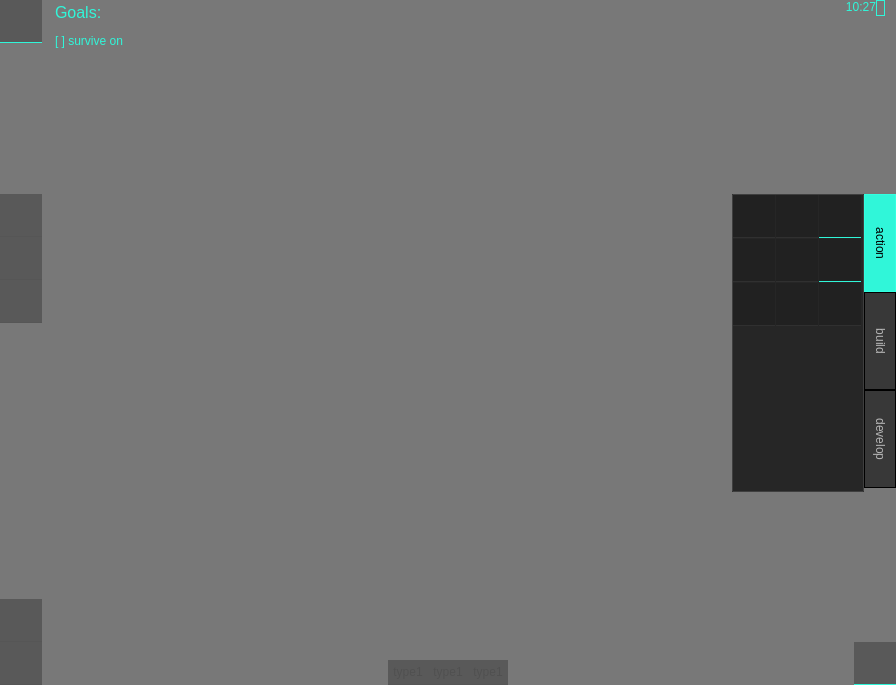
Before: the Qt Designer form src/ui/battle_widget.ui in k88936/UnRustedWarfare, drawn with Qt 5.
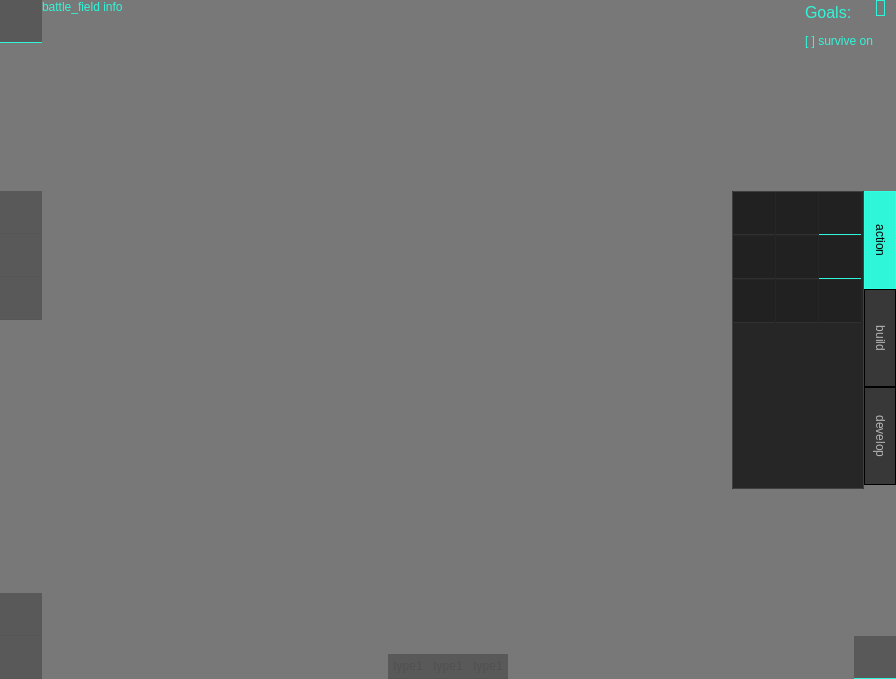
After: the same form once the commit is applied. Icons and pictures are not drawn. Custom widgets are drawn as their Qt base class.

```diff
--- a/src/ui/battle_widget.ui
+++ b/src/ui/battle_widget.ui
@@ -10,7 +10,7 @@
     <x>0</x>
     <y>0</y>
     <width>896</width>
-    <height>685</height>
+    <height>679</height>
    </rect>
   </property>
   <property name="focusPolicy">
@@ -442,10 +442,32 @@
        </item>
       </layout>
      </item>
+     <item>
+      <widget class="QLabel" name="info_label">
+       <property name="sizePolicy">
+        <sizepolicy hsizetype="Expanding" vsizetype="Preferred">
+         <horstretch>0</horstretch>
+         <verstretch>0</verstretch>
+        </sizepolicy>
+       </property>
+       <property name="styleSheet">
+        <string notr="true">color: rgb(48, 246, 217);</string>
+       </property>
+       <property name="text">
+        <string>battle_field info</string>
+       </property>
+       <property name="alignment">
+        <set>Qt::AlignmentFlag::AlignLeading|Qt::AlignmentFlag::AlignLeft|Qt::AlignmentFlag::AlignTop</set>
+       </property>
+       <property name="margin">
+        <number>10</number>
+       </property>
+      </widget>
+     </item>
      <item>
       <widget class="QLabel" name="label_tasks">
        <property name="sizePolicy">
-        <sizepolicy hsizetype="Expanding" vsizetype="Preferred">
+        <sizepolicy hsizetype="Maximum" vsizetype="Preferred">
          <horstretch>0</horstretch>
          <verstretch>0</verstretch>
         </sizepolicy>
@@ -470,25 +492,6 @@
        </property>
       </widget>
      </item>
-     <item>
-      <widget class="QLabel" name="label_info">
-       <property name="sizePolicy">
-        <sizepolicy hsizetype="Expanding" vsizetype="Preferred">
-         <horstretch>0</horstretch>
-         <verstretch>0</verstretch>
-        </sizepolicy>
-       </property>
-       <property name="text">
-        <string>&lt;html&gt;&lt;head/&gt;&lt;body&gt;&lt;p&gt;&lt;span style=&quot; color:#30f6d9;&quot;&gt;10:27&lt;/span&gt;&lt;/p&gt;&lt;p&gt;&lt;span style=&quot; color:#30f6d9;&quot;&gt;&lt;br/&gt;&lt;/span&gt;&lt;/p&gt;&lt;/body&gt;&lt;/html&gt;</string>
-       </property>
-       <property name="scaledContents">
-        <bool>false</bool>
-       </property>
-       <property name="alignment">
-        <set>Qt::AlignmentFlag::AlignRight|Qt::AlignmentFlag::AlignTop|Qt::AlignmentFlag::AlignTrailing</set>
-       </property>
-      </widget>
-     </item>
      <item>
       <layout class="QVBoxLayout" name="verticalLayout_7">
        <item>
```
